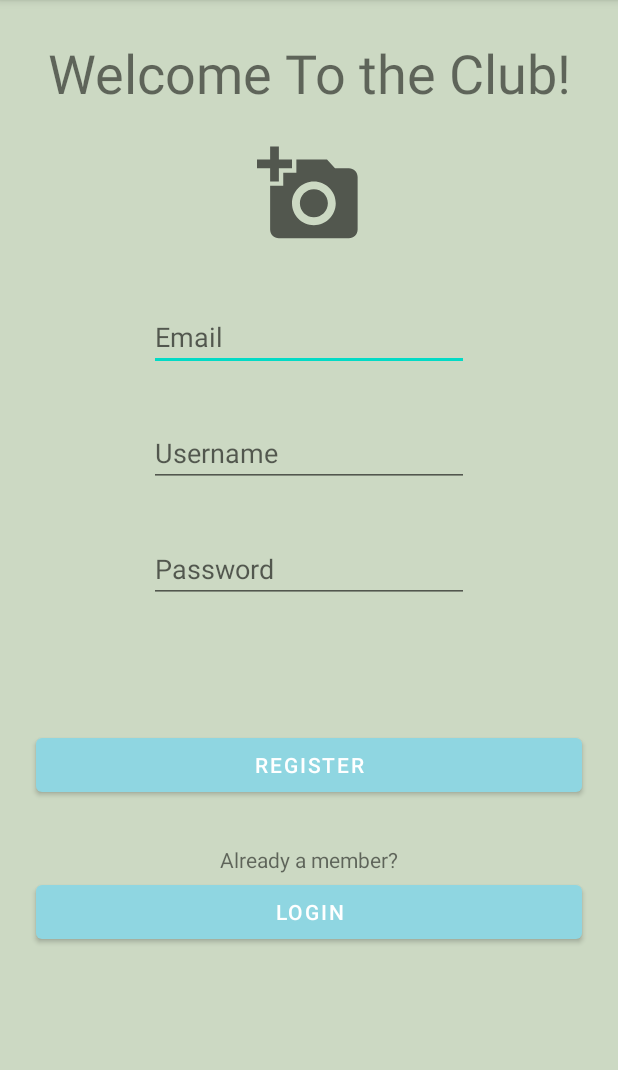
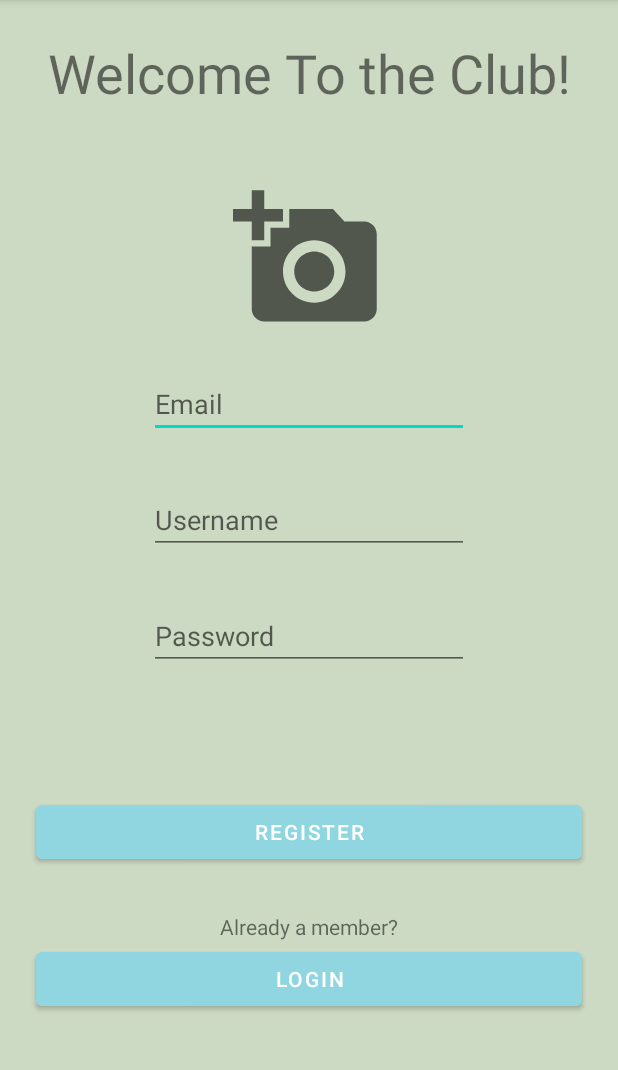
Before and after one commit to DianaLanciano/GreenRecipeClub, an Android app: the activity_register screen opened directly, with no data from a screen before it, on a phone screen of 412 x 824 dp, the part 84-1154 px from its top. Run offline under Robolectric (Android 15) with nearby library versions, the phone set to English and light mode, and no system bars; pictures from the network do not load; Roboto replaces fonts that are not available here.

Commit message:
added photo in registration

```diff
--- a/app/src/main/res/layout/activity_register.xml
+++ b/app/src/main/res/layout/activity_register.xml
@@ -60,9 +60,11 @@
 
     <ImageView
         android:id="@+id/register_screen_addImgView"
-        android:layout_width="wrap_content"
-        android:layout_height="wrap_content"
-        android:layout_marginTop="22dp"
+        android:layout_width="100dp"
+        android:layout_height="100dp"
+        android:layout_marginStart="164dp"
+        android:layout_marginTop="50dp"
+        android:layout_marginEnd="165dp"
         android:src="@drawable/ic_baseline_add_a_photo_24"
         app:layout_constraintEnd_toEndOf="parent"
         app:layout_constraintStart_toStartOf="parent"
@@ -72,7 +74,7 @@
         android:id="@+id/screen_register_input_email"
         android:layout_width="wrap_content"
         android:layout_height="wrap_content"
-        android:layout_marginTop="37dp"
+        android:layout_marginTop="24dp"
         android:ems="10"
         android:hint="Email"
         android:inputType="textPersonName"
```
Also changed, not shown: app/src/main/java/com/example/greenrecipeclub/activities/activity_register.java (+17 -0 lines).
